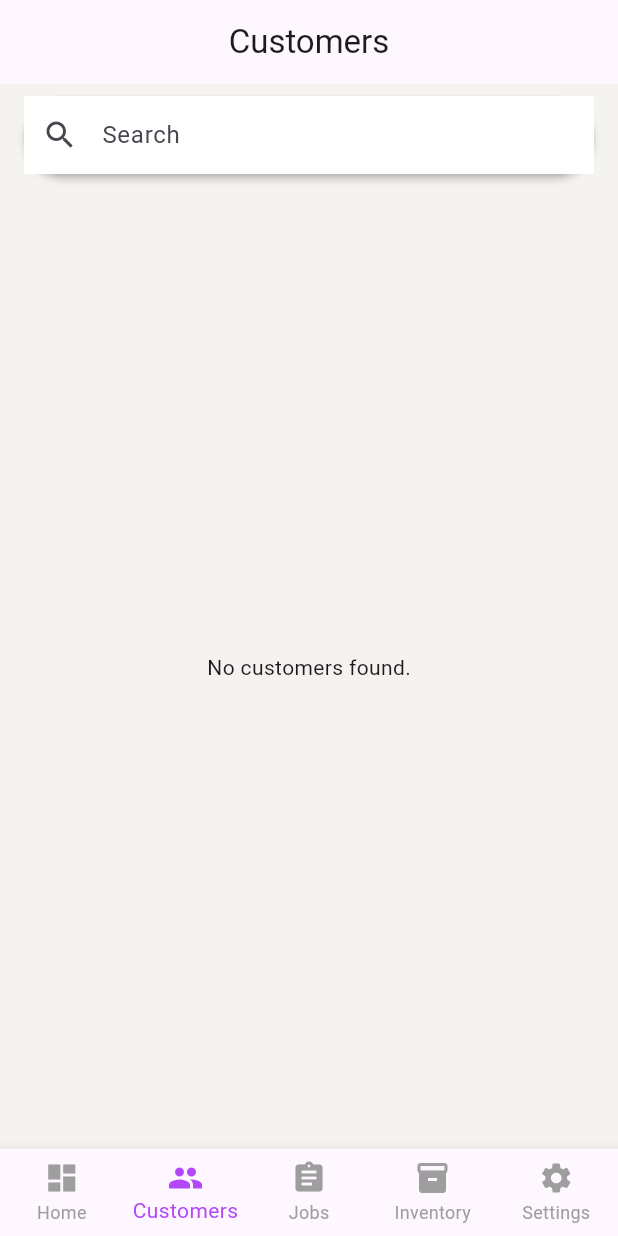
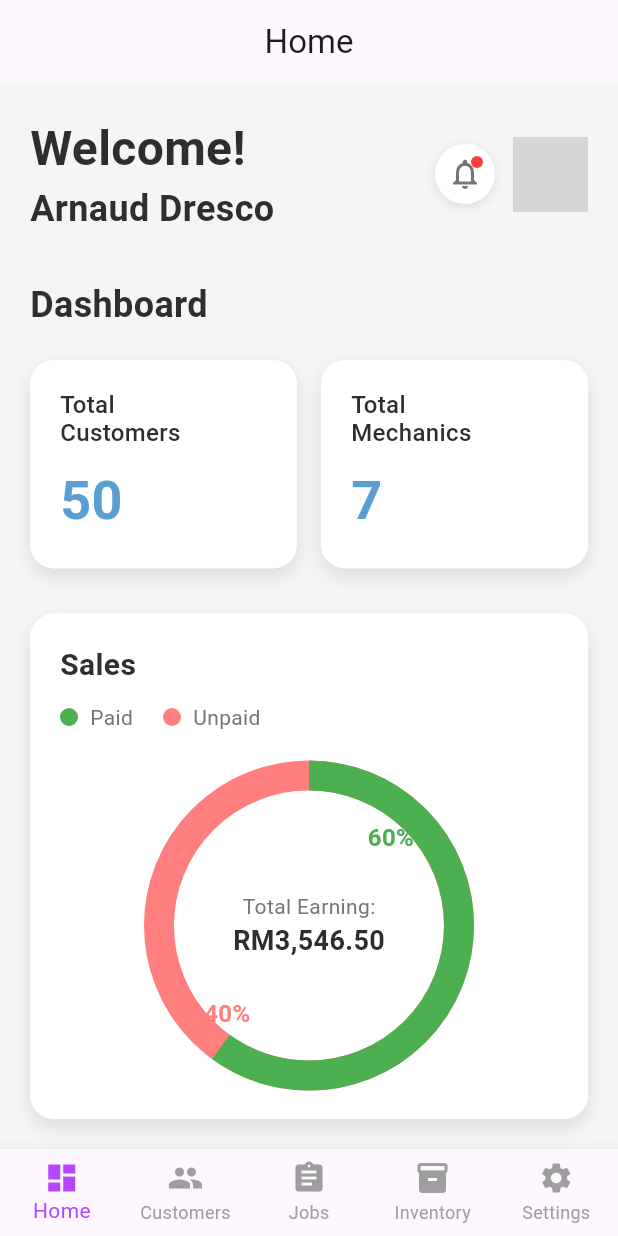
Before and after one commit to qierntan/mobile_application, a Flutter app: the HomeNavigator screen opened directly, on a phone screen of 412 x 824 dp. Run offline on Flutter 3.47's test engine with Material 3 defaults, Android fonts, the phone set to English and light mode, and no system bars; our stand-ins replace cloud_firestore, firebase_core; accounts and stored records are empty; grey boxes are pictures that could not be loaded.

Commit message:
Home Page

```diff
--- a/lib/main.dart
+++ b/lib/main.dart
@@ -1,6 +1,8 @@
 import 'package:flutter/material.dart';
 import 'package:firebase_core/firebase_core.dart';
 import 'package:mobile_application/screens/Customer/customer_list_screen.dart';
+import 'package:mobile_application/screens/login_screen.dart';
+import 'package:mobile_application/screens/dashboard_screen.dart';
 
 void main() async {
   WidgetsFlutterBinding.ensureInitialized();
@@ -19,7 +21,7 @@ class MainApp extends StatelessWidget {
         primarySwatch: Colors.teal,
         scaffoldBackgroundColor: Colors.grey[100],
       ),
-      home: HomeNavigator(),
+      home: LoginScreen(),
       debugShowCheckedModeBanner: false,
     );
   }
@@ -31,7 +33,7 @@ class HomeNavigator extends StatefulWidget {
 }
 
 class _HomeNavigatorState extends State<HomeNavigator> {
-  int _currentIndex = 1; // Start on Customers tab
+  int _currentIndex = 0; // Start on Home tab (Dashboard)
   final List<String> _titles = [
     'Home',
     'Customers',
@@ -44,8 +46,11 @@ class _HomeNavigatorState extends State<HomeNavigator> {
   Widget build(BuildContext context) {
     Widget _selectedScreen;
 
-    // Load CustomerListScreen, show placeholder for others
+    // Load screens based on navigation index
     switch (_currentIndex) {
+      case 0:
+        _selectedScreen = DashboardScreen();
+        break;
       case 1:
         _selectedScreen = CustomerListScreen();
         break;
--- /dev/null
+++ b/lib/screens/dashboard_screen.dart
@@ -0,0 +1,311 @@
+import 'package:flutter/material.dart';
+
+class DashboardScreen extends StatelessWidget {
+  @override
+  Widget build(BuildContext context) {
+    return Scaffold(
+      backgroundColor: Color(0xFFF5F5F5),
+      body: SafeArea(
+        child: Padding(
+          padding: EdgeInsets.all(20.0),
+          child: Column(
+            crossAxisAlignment: CrossAxisAlignment.start,
+            children: [
+              // Header with welcome message and profile
+              Row(
+                mainAxisAlignment: MainAxisAlignment.spaceBetween,
+                children: [
+                  Column(
+                    crossAxisAlignment: CrossAxisAlignment.start,
+                    children: [
+                      Text(
+                        'Welcome!',
+                        style: TextStyle(
+                          fontSize: 32,
+                          fontWeight: FontWeight.bold,
+                          color: Color(0xFF2E2E2E),
+                        ),
+                      ),
+                      Text(
+                        'Arnaud Dresco',
+                        style: TextStyle(
+                          fontSize: 24,
+                          fontWeight: FontWeight.w600,
+                          color: Color(0xFF2E2E2E),
+                        ),
+                      ),
+                    ],
+                  ),
+                  Row(
+                    children: [
+                      // Notification icon
+                      Container(
+                        padding: EdgeInsets.all(8),
+                        decoration: BoxDecoration(
+                          color: Colors.white,
+                          shape: BoxShape.circle,
+                          boxShadow: [
+                            BoxShadow(
+                              color: Colors.black.withOpacity(0.1),
+                              blurRadius: 5,
+                              offset: Offset(0, 2),
+                            ),
+                          ],
+                        ),
+                        child: Stack(
+                          children: [
+                            Icon(
+                              Icons.notifications_outlined,
+                              size: 24,
+                              color: Colors.grey[600],
+                            ),
+                            Positioned(
+                              right: 0,
+                              top: 0,
+                              child: Container(
+                                width: 8,
+                                height: 8,
+                                decoration: BoxDecoration(
+                                  color: Colors.red,
+                                  shape: BoxShape.circle,
+                                ),
+                              ),
+                            ),
+                          ],
+                        ),
+                      ),
+                      SizedBox(width: 12),
+                      // Profile picture
+                      CircleAvatar(
+                        radius: 25,
+                        backgroundImage: AssetImage('assets/profile.jpg'),
+                        backgroundColor: Colors.grey[300],
+                        child: Icon(
+                          Icons.person,
+                          color: Colors.grey[600],
+                          size: 30,
+                        ),
+                      ),
+                    ],
+                  ),
+                ],
+              ),
+              SizedBox(height: 30),
+
+              // Dashboard title
+              Text(
+                'Dashboard',
+                style: TextStyle(
+                  fontSize: 24,
+                  fontWeight: FontWeight.w600,
+                  color: Color(0xFF2E2E2E),
+                ),
+              ),
+              SizedBox(height: 20),
+
+              // Statistics cards
+              Row(
+                children: [
+                  Expanded(
+                    child: _buildStatCard(
+                      title: 'Total\nCustomers',
+                      value: '50',
+                      color: Color(0xFF5A9FD4),
+                    ),
+                  ),
+                  SizedBox(width: 16),
+                  Expanded(
+                    child: _buildStatCard(
+                      title: 'Total\nMechanics',
+                      value: '7',
+                      color: Color(0xFF5A9FD4),
+                    ),
+                  ),
+                ],
+              ),
+              SizedBox(height: 30),
+
+              // Sales section
+              Expanded(
+                child: Container(
+                  width: double.infinity,
+                  padding: EdgeInsets.all(20),
+                  decoration: BoxDecoration(
+                    color: Colors.white,
+                    borderRadius: BorderRadius.circular(16),
+                    boxShadow: [
+                      BoxShadow(
+                        color: Colors.black.withOpacity(0.1),
+                        blurRadius: 10,
+                        offset: Offset(0, 5),
+                      ),
+                    ],
+                  ),
+                  child: Column(
+                    crossAxisAlignment: CrossAxisAlignment.start,
+                    children: [
+                      Text(
+                        'Sales',
+                        style: TextStyle(
+                          fontSize: 20,
+                          fontWeight: FontWeight.w600,
+                          color: Color(0xFF2E2E2E),
+                        ),
+                      ),
+                      SizedBox(height: 10),
+
+                      // Legend
+                      Row(
+                        children: [
+                          _buildLegendItem('Paid', Color(0xFF4CAF50)),
+                          SizedBox(width: 20),
+                          _buildLegendItem('Unpaid', Color(0xFFFF7F7F)),
+                        ],
+                      ),
+                      SizedBox(height: 20),
+
+                      // Chart
+                      Expanded(
+                        child: Center(
+                          child: Container(
+                            width: 200,
+                            height: 200,
+                            child: Stack(
+                              alignment: Alignment.center,
+                              children: [
+                                // Donut chart
+                                SizedBox(
+                                  width: 200,
+                                  height: 200,
+                                  child: CircularProgressIndicator(
+                                    value: 0.6, // 60% paid
+                                    strokeWidth: 20,
+                                    backgroundColor: Color(0xFFFF7F7F),
+                                    valueColor: AlwaysStoppedAnimation<Color>(Color(0xFF4CAF50)),
+                                  ),
+                                ),
+                                // Center text
+                                Column(
+                                  mainAxisAlignment: MainAxisAlignment.center,
+                                  children: [
+                                    Text(
+                                      'Total Earning:',
+                                      style: TextStyle(
+                                        fontSize: 14,
+                                        color: Colors.grey[600],
+                                      ),
+                                    ),
+                                    Text(
+                                      'RM3,546.50',
+                                      style: TextStyle(
+                                        fontSize: 18,
+                                        fontWeight: FontWeight.bold,
+                                        color: Color(0xFF2E2E2E),
+                                      ),
+                                    ),
+                                  ],
+                                ),
+                                // Percentage labels
+                                Positioned(
+                                  top: 30,
+                                  right: 30,
+                                  child: Text(
+                                    '60%',
+                                    style: TextStyle(
+                                      fontSize: 16,
+                                      fontWeight: FontWeight.bold,
+                                      color: Color(0xFF4CAF50),
+                                    ),
+                                  ),
+                                ),
+                                Positioned(
+                                  bottom: 30,
+                                  left: 30,
+                                  child: Text(
+                                    '40%',
+                                    style: TextStyle(
+                                      fontSize: 16,
+                                      fontWeight: FontWeight.bold,
+                                      color: Color(0xFFFF7F7F),
+                                    ),
+                                  ),
+                                ),
+                              ],
+                            ),
+                          ),
+                        ),
+                      ),
+                    ],
+                  ),
+                ),
+              ),
+            ],
+          ),
+        ),
+      ),
+    );
+  }
+
+  Widget _buildStatCard({required String title, required String value, required Color color}) {
+    return Container(
+      padding: EdgeInsets.all(20),
+      decoration: BoxDecoration(
+        color: Colors.white,
+        borderRadius: BorderRadius.circular(16),
+        boxShadow: [
+          BoxShadow(
+            color: Colors.black.withOpacity(0.1),
+            blurRadius: 10,
+            offset: Offset(0, 5),
+          ),
+        ],
+      ),
+      child: Column(
+        crossAxisAlignment: CrossAxisAlignment.start,
+        children: [
+          Text(
+            title,
+            style: TextStyle(
+              fontSize: 16,
+              fontWeight: FontWeight.w500,
+              color: Color(0xFF2E2E2E),
+              height: 1.2,
+            ),
+          ),
+          SizedBox(height: 10),
+          Text(
+            value,
+            style: TextStyle(
+              fontSize: 36,
+              fontWeight: FontWeight.bold,
+              color: color,
+            ),
+          ),
+        ],
+      ),
+    );
+  }
+
+  Widget _buildLegendItem(String label, Color color) {
+    return Row(
+      children: [
+        Container(
+          width: 12,
+          height: 12,
+          decoration: BoxDecoration(
+            color: color,
+            shape: BoxShape.circle,
+          ),
+        ),
+        SizedBox(width: 8),
+        Text(
+          label,
+          style: TextStyle(
+            fontSize: 14,
+            color: Colors.grey[600],
+          ),
+        ),
+      ],
+    );
+  }
+}
```
Also changed, not shown: lib/screens/login_screen.dart (added, +187 -0 lines), 2 other files.
